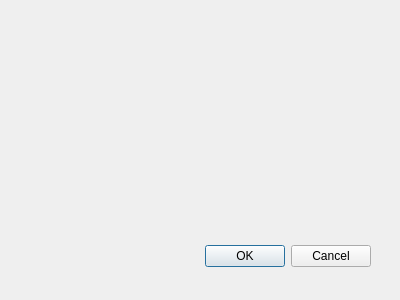
The window that VoiceBankUtils/availabletextcodecdialog.ui (shine5402/VoicebankManager) describes before a commit, drawn with Qt 5.
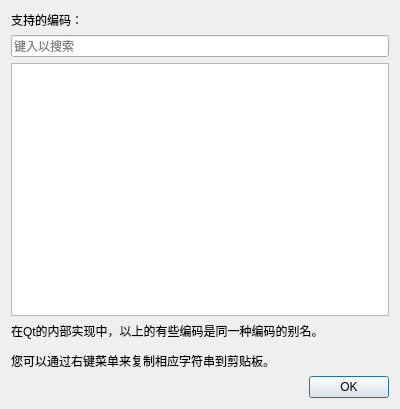
The same window after the commit.

```diff
--- a/VoiceBankUtils/availabletextcodecdialog.ui
+++ b/VoiceBankUtils/availabletextcodecdialog.ui
@@ -9,28 +9,75 @@
     <x>0</x>
     <y>0</y>
     <width>400</width>
-    <height>300</height>
+    <height>409</height>
    </rect>
   </property>
   <property name="windowTitle">
    <string>Dialog</string>
   </property>
-  <widget class="QDialogButtonBox" name="buttonBox">
-   <property name="geometry">
-    <rect>
-     <x>30</x>
-     <y>240</y>
-     <width>341</width>
-     <height>32</height>
-    </rect>
+  <layout class="QGridLayout" name="gridLayout">
+   <item row="2" column="0" colspan="2">
+    <widget class="QListWidget" name="listWidget">
+     <property name="contextMenuPolicy">
+      <enum>Qt::ActionsContextMenu</enum>
+     </property>
+     <property name="whatsThis">
+      <string>&lt;html&gt;&lt;head/&gt;&lt;body&gt;&lt;p&gt;此处显示Qt支持的文本编码的列表。您可以通过右键菜单复制它们其中的一个。&lt;/p&gt;&lt;/body&gt;&lt;/html&gt;</string>
+     </property>
+     <property name="editTriggers">
+      <set>QAbstractItemView::NoEditTriggers</set>
+     </property>
+    </widget>
+   </item>
+   <item row="3" column="0" colspan="2">
+    <widget class="QLabel" name="label_2">
+     <property name="text">
+      <string>&lt;html&gt;&lt;head/&gt;&lt;body&gt;&lt;p&gt;在Qt的内部实现中，以上的有些编码是同一种编码的别名。&lt;/p&gt;&lt;p&gt;您可以通过右键菜单来复制相应字符串到剪贴板。&lt;/p&gt;&lt;/body&gt;&lt;/html&gt;</string>
+     </property>
+     <property name="wordWrap">
+      <bool>true</bool>
+     </property>
+    </widget>
+   </item>
+   <item row="4" column="0" colspan="2">
+    <widget class="QDialogButtonBox" name="buttonBox">
+     <property name="orientation">
+      <enum>Qt::Horizontal</enum>
+     </property>
+     <property name="standardButtons">
+      <set>QDialogButtonBox::Ok</set>
+     </property>
+    </widget>
+   </item>
+   <item row="0" column="0" colspan="2">
+    <widget class="QLabel" name="label">
+     <property name="text">
+      <string>&lt;html&gt;&lt;head/&gt;&lt;body&gt;&lt;p&gt;支持的编码：&lt;/p&gt;&lt;/body&gt;&lt;/html&gt;</string>
+     </property>
+    </widget>
+   </item>
+   <item row="1" column="0" colspan="2">
+    <widget class="QLineEdit" name="lineEdit">
+     <property name="whatsThis">
+      <string>&lt;html&gt;&lt;head/&gt;&lt;body&gt;&lt;p&gt;您可以通过在此处键入文本来搜索下面显示的字符编码。&lt;/p&gt;&lt;/body&gt;&lt;/html&gt;</string>
+     </property>
+     <property name="placeholderText">
+      <string>键入以搜索</string>
+     </property>
+     <property name="clearButtonEnabled">
+      <bool>true</bool>
+     </property>
+    </widget>
+   </item>
+  </layout>
+  <action name="actionCopyTextCodec">
+   <property name="text">
+    <string>复制该编码名称</string>
    </property>
-   <property name="orientation">
-    <enum>Qt::Horizontal</enum>
+   <property name="toolTip">
+    <string>将选定的编码名称复制到剪贴板</string>
    </property>
-   <property name="standardButtons">
-    <set>QDialogButtonBox::Cancel|QDialogButtonBox::Ok</set>
-   </property>
-  </widget>
+  </action>
  </widget>
  <pixmapfunction/>
  <resources/>
```
Left out of the diff: 7 changed lines with no effect on the pictures.
